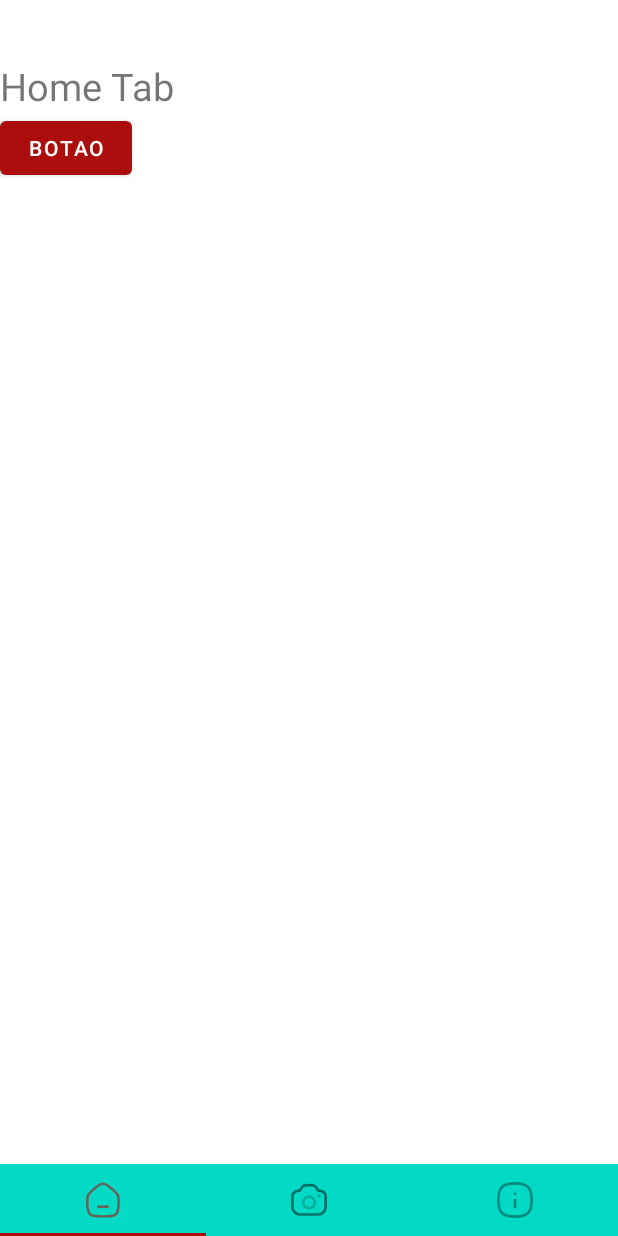
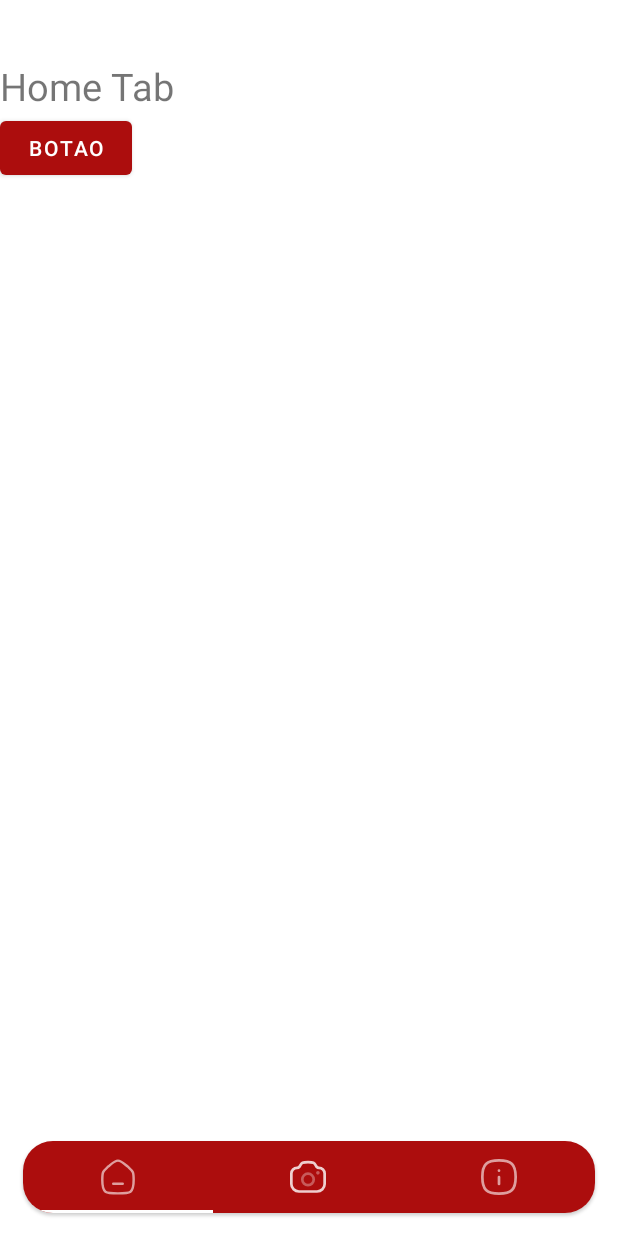
Before and after one commit to BielCR/PesobApp, an Android app: the screen it shows after launch (MainActivity), on a phone screen of 412 x 824 dp. Run offline under Robolectric (Android 15) with nearby library versions, the phone set to English and light mode, and no system bars.

Commit message:
Corrigindo o pageLayout

```diff
--- a/app/src/main/res/layout/activity_main.xml
+++ b/app/src/main/res/layout/activity_main.xml
@@ -5,7 +5,6 @@
     android:layout_width="match_parent"
     android:layout_height="match_parent"
     tools:context=".MainActivity">
-
 
 
     <RelativeLayout
@@ -18,12 +17,24 @@
             android:layout_height="match_parent"
             app:layout_behavior="@string/appbar_scrolling_view_behavior" />
 
-        <com.google.android.material.tabs.TabLayout
-            android:id="@+id/tabs"
+        <com.google.android.material.card.MaterialCardView
             android:layout_width="match_parent"
             android:layout_height="wrap_content"
             android:layout_alignParentBottom="true"
-            android:background="?attr/colorSecondary" />
+            android:layout_margin="15dp"
+            app:cardCornerRadius="20dp"
+            >
+
+            <com.google.android.material.tabs.TabLayout
+                android:id="@+id/tabs"
+                android:layout_width="match_parent"
+                android:layout_height="wrap_content"
+
+                android:background="@color/vermelhoLogo"
+                app:tabIconTint="@color/white"
+                app:tabIndicatorColor="@color/white"
+                app:tabSelectedTextColor="@color/white" />
+        </com.google.android.material.card.MaterialCardView>
     </RelativeLayout>
 
 
```
